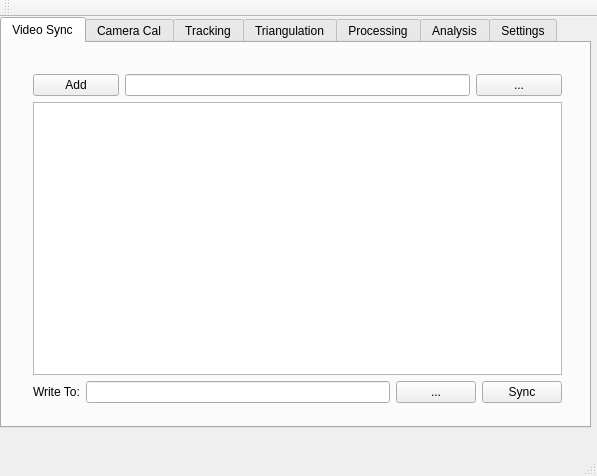
The window that Source/Code/FlightSuite/mainwindow.ui (retallickj/flight-suite-alpha) describes before a commit, drawn with Qt 5.
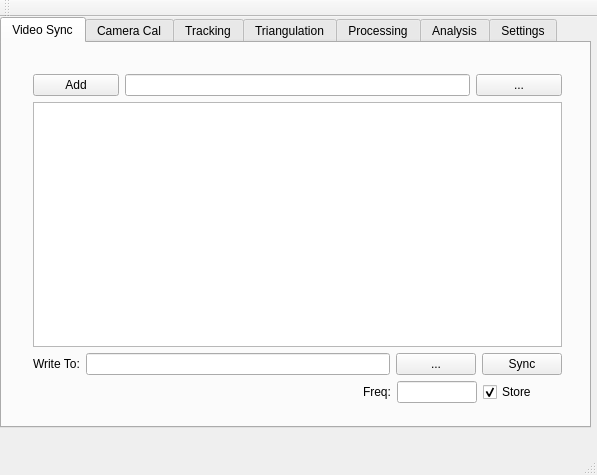
The same window after the commit. The open tabs and pages were chosen to show the change.

```diff
--- a/Source/Code/FlightSuite/mainwindow.ui
+++ b/Source/Code/FlightSuite/mainwindow.ui
@@ -7,7 +7,7 @@
     <x>0</x>
     <y>0</y>
     <width>597</width>
-    <height>476</height>
+    <height>475</height>
    </rect>
   </property>
   <property name="mouseTracking">
@@ -104,6 +104,33 @@
          </item>
         </layout>
        </item>
+       <item>
+        <layout class="QHBoxLayout" name="horizontalLayout_28" stretch="0,1,1">
+         <property name="leftMargin">
+          <number>330</number>
+         </property>
+         <item>
+          <widget class="QLabel" name="label_27">
+           <property name="text">
+            <string>Freq:</string>
+           </property>
+          </widget>
+         </item>
+         <item>
+          <widget class="QLineEdit" name="vsync_line_freq"/>
+         </item>
+         <item>
+          <widget class="QCheckBox" name="vsync_cb_freq">
+           <property name="text">
+            <string>Store</string>
+           </property>
+           <property name="checked">
+            <bool>true</bool>
+           </property>
+          </widget>
+         </item>
+        </layout>
+       </item>
       </layout>
      </widget>
     </widget>
```
Left out of the diff: 2 changed lines with no effect on the pictures.
